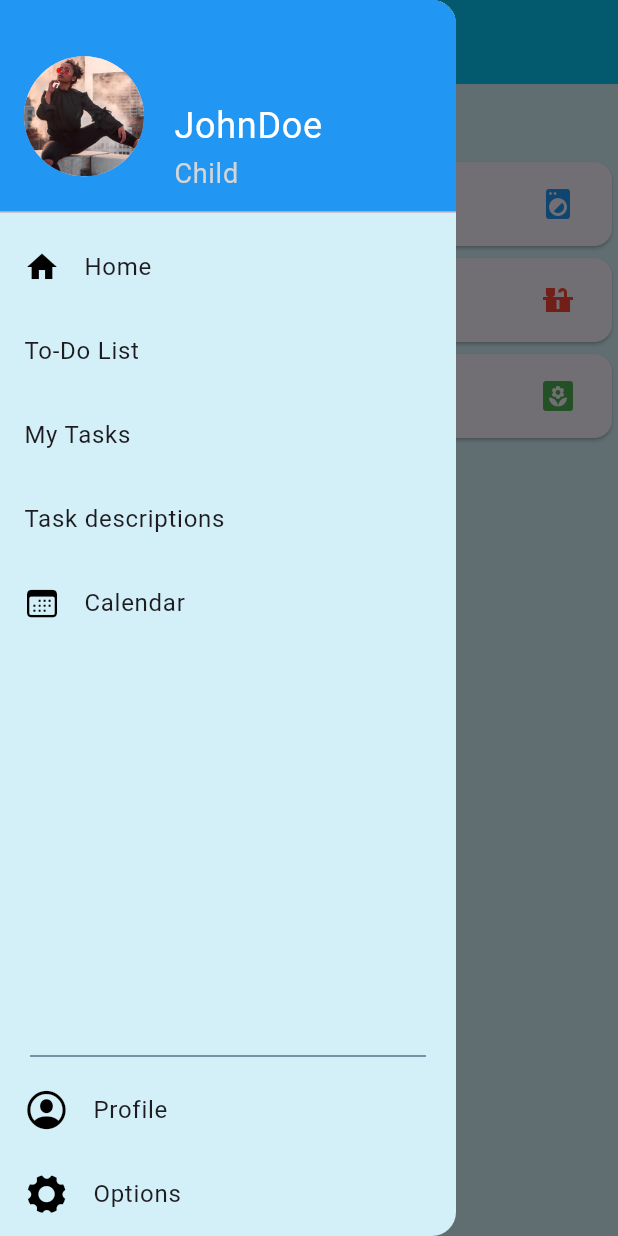
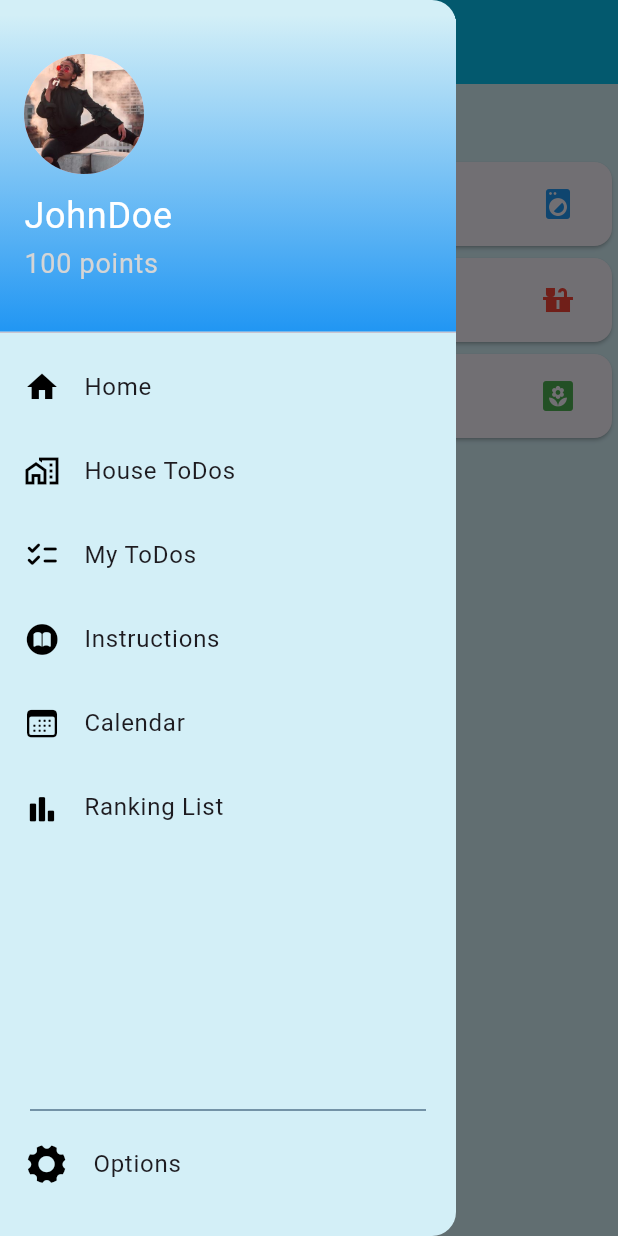
Before and after one commit to Hafsa993/HouseholdKnowledgeBase, a Flutter app: the TasksScreen screen opened directly, with the side drawer open, on a phone screen of 412 x 824 dp. Run offline on Flutter 3.47's test engine with Material 3 defaults, Android fonts, the phone set to English and light mode, and no system bars; our stand-ins replace fl_chart, flutter_animate, flutter_calendar_carousel, image_picker.

Commit message:
a lot of stuff, instruction screen, ass incstruction doesn't work at the moment

```diff
--- a/household_knwoledge_app/lib/main.dart
+++ b/household_knwoledge_app/lib/main.dart
@@ -2,6 +2,8 @@ import 'package:flutter/material.dart';
 import 'package:household_knwoledge_app/models/user_provider.dart';
 import 'package:provider/provider.dart';
 import 'models/task_provider.dart';
+import 'models/task_descriptions_model.dart';
+import 'models/task_descriptions_provider.dart';
 import 'screens/home_screen.dart';
 //hi
 void main() async {
@@ -10,7 +12,8 @@ void main() async {
     MultiProvider(
       providers: [
         ChangeNotifierProvider(create: (_) => TaskProvider()),
-        ChangeNotifierProvider(create: (_) => UserProvider())
+        ChangeNotifierProvider(create: (_) => UserProvider()),
+        ChangeNotifierProvider(create: (_) => TaskDescriptorProvider()),
         // You can add UserProvider here if needed
       ],
       child: const HouseholdApp(),
--- a/household_knwoledge_app/lib/models/task_descriptions_model.dart
+++ b/household_knwoledge_app/lib/models/task_descriptions_model.dart
@@ -16,16 +16,6 @@ class TaskDescriptor {
   });
 }
 
-class TaskDescriptorProvider {
-
-  List<TaskDescriptor> descriptors = [
-    TaskDescriptor(title: 'Laundry', instructions: 'Instructions on how to do laundry...', category: 'Cleaning', icon: Icons.local_laundry_service),
-    TaskDescriptor(title: 'Cooking', instructions: 'Instructions on basic cooking...', category: 'Cooking',  icon: Icons.countertops),
-    TaskDescriptor(title: 'Gardening', instructions: 'Instructions on gardening...', category: 'Garden', icon: Icons.yard),
-  ];
-
-
-}
 Color categoryColor(String category){
   switch(category){
     case 'Cooking': return Colors.red;
--- /dev/null
+++ b/household_knwoledge_app/lib/models/task_descriptions_provider.dart
@@ -0,0 +1,22 @@
+import 'package:flutter/material.dart';
+import 'package:household_knwoledge_app/models/task_descriptions_model.dart';
+
+class TaskDescriptorProvider with ChangeNotifier{
+
+  List<TaskDescriptor> descriptors = [
+    TaskDescriptor(title: 'Laundry', instructions: 'Instructions on how to do laundry...', category: 'Cleaning', icon: Icons.local_laundry_service),
+    TaskDescriptor(title: 'Cooking', instructions: 'Instructions on basic cooking...', category: 'Cooking',  icon: Icons.countertops),
+    TaskDescriptor(title: 'Gardening', instructions: 'Instructions on gardening...', category: 'Garden', icon: Icons.yard),
+  ];
+
+  void addTaskDescriptor (TaskDescriptor descriptor) {
+    descriptors.add(descriptor);
+    notifyListeners();
+  }
+
+  int getLength() {
+    return descriptors.length;
+  }
+
+
+}
--- a/household_knwoledge_app/lib/models/user_provider.dart
+++ b/household_knwoledge_app/lib/models/user_provider.dart
@@ -50,6 +50,10 @@ class UserProvider with ChangeNotifier {
       notifyListeners();
     }
   }
+  User getCurrUser() {
+    return _currUsers.firstWhere((user) => user.username == 'JohnDoe');
+  }
+
 
   // Additional methods as needed...
 }
--- /dev/null
+++ b/household_knwoledge_app/lib/screens/add_task_description_screen.dart
@@ -0,0 +1,80 @@
+import 'package:flutter/material.dart';
+import 'package:household_knwoledge_app/models/task_descriptions_model.dart';
+import 'package:household_knwoledge_app/models/task_descriptions_provider.dart';
+import 'package:provider/provider.dart';
+
+class AddTaskDescriptionScreen extends StatefulWidget{
+  const AddTaskDescriptionScreen({super.key});
+
+  @override
+  State<AddTaskDescriptionScreen> createState() => _AddTaskDescriptionScreenState();
+}
+
+class _AddTaskDescriptionScreenState extends State<AddTaskDescriptionScreen> {
+  String _title = '';
+  String? _category;
+  String _instructions = '';
+
+  @override
+  Widget build(BuildContext context) {
+
+    return Scaffold(
+      appBar: AppBar(
+        backgroundColor: Color.fromARGB(255, 6, 193, 240),
+        title: Text('Add Instruction'),
+      ),
+      body: Column(
+        crossAxisAlignment: CrossAxisAlignment.end,
+        children: [
+          TextField(
+            decoration: InputDecoration(
+              hintText: 'Title of the instruction',
+            ),
+            onChanged: (text) {
+              _title = text;
+            }
+          ),
+
+          DropdownButtonFormField<String>(
+                decoration: InputDecoration(
+                  labelText: 'Category',
+                  border: OutlineInputBorder(),
+                ),
+                value: _category,
+                items: categories.map((String category) {
+                  return DropdownMenuItem<String>(
+                    value: category,
+                    child: Text(category),
+                  );
+                }).toList(),
+                onChanged: (String? newValue) {
+                  setState(() {
+                    _category = newValue;
+                    // Reset assigned user if category changes
+
+                  });
+                },
+                validator: (value) => value == null ? 'Please select a category' : null,
+              ),
+
+          TextField(
+            decoration: InputDecoration(
+              hintText: 'Type instructions here',
+            ),
+            onChanged: (text) {
+              _instructions = text;
+            }
+          ),
+
+          ElevatedButton(onPressed: () {
+            TaskDescriptor task = TaskDescriptor(title: _title, category: _category!, instructions: _instructions);
+            Provider.of<TaskDescriptorProvider>(context, listen: false).addTaskDescriptor(task);
+            print('${Provider.of<TaskDescriptorProvider>(context, listen: false).getLength()}');
+          },
+            child: Text('Add new instructions'),
+          ),
+        ],
+      ),
+    );
+  }
+}
--- a/household_knwoledge_app/lib/screens/my_tasks_screen.dart
+++ b/household_knwoledge_app/lib/screens/my_tasks_screen.dart
@@ -28,7 +28,7 @@ class MyTasksScreen extends StatelessWidget {
       backgroundColor:  Color.fromARGB(255, 211, 239, 247),
       appBar: AppBar(
         backgroundColor:  Color.fromARGB(255, 6, 193, 240),
-        title:  Text('My Tasks'),
+        title:  Text('My ToDos'),
       ),
       drawer:  MenuDrawer(),
       body: Padding(
--- a/household_knwoledge_app/lib/screens/profile_screen.dart
+++ b/household_knwoledge_app/lib/screens/profile_screen.dart
@@ -222,7 +222,7 @@ class _ProfileScreenState extends State<ProfileScreen> {
                 ElevatedButton(
                   onPressed: () => _showExitConfirm(context),
                   style: ElevatedButton.styleFrom(backgroundColor: Colors.red),
-                  child: const Text("Exit Account"),
+                  child: const Text("Exit Account", style: TextStyle(color: Colors.white),),
                 ),
               ],
             ),
--- a/household_knwoledge_app/lib/screens/ranking_screen.dart
+++ b/household_knwoledge_app/lib/screens/ranking_screen.dart
@@ -8,7 +8,7 @@ class RankingScreen extends StatelessWidget {
 
 
 
-   const RankingScreen({super.key});
+  const RankingScreen({super.key});
 
   @override
   Widget build(BuildContext context) {
--- a/household_knwoledge_app/lib/screens/tasks_screen.dart
+++ b/household_knwoledge_app/lib/screens/tasks_screen.dart
@@ -1,5 +1,8 @@
 import 'package:flutter/material.dart';
 import 'package:household_knwoledge_app/models/task_descriptions_model.dart';
+import 'package:household_knwoledge_app/models/task_descriptions_provider.dart';
+import 'package:household_knwoledge_app/screens/add_task_description_screen.dart';
+import 'package:household_knwoledge_app/screens/task_description_screen.dart';
 import '../widgets/menu_drawer.dart';
 
 class TasksScreen extends StatefulWidget {
@@ -21,12 +24,17 @@ class _TasksScreenState extends State<TasksScreen> {
     return Scaffold(
       backgroundColor: Color.fromARGB(255, 211, 239, 247),
       appBar: AppBar(backgroundColor: Color.fromARGB(255, 6, 193, 240),
-        title: const Text('Task Descriptions'),
+        title: const Text('Instructions'),
       ),
       drawer: const MenuDrawer(),
       body: Column(
         mainAxisAlignment: MainAxisAlignment.center,
         children: [
+          Row(
+            //crossAxisAlignment: CrossAxisAlignment.start,
+            children: [
+              Text('Filter by category: ', style: TextStyle(fontSize: 16)),
+              SizedBox(width: 10),
               DropdownButton(
                 value: dropdownvalue,
                 items: selectableCategories.map((String items) {
@@ -42,6 +50,8 @@ class _TasksScreenState extends State<TasksScreen> {
                     });
                   },
               ),
+            ],
+          ),
           Expanded(child:
             ListView.builder(
               shrinkWrap: true,
@@ -55,26 +65,28 @@ class _TasksScreenState extends State<TasksScreen> {
                     iconColor:  categoryColor(descriptor.category),
                     title: Text(descriptor.title),
                     onTap: () {
-                      showDialog(
-                        context: context,
-                        builder: (context) {
-                          return AlertDialog(
-                            title: Text(descriptor.title),
-                            content: Text(descriptor.instructions),
-                            actions: [
-                              TextButton(
-                                onPressed: () => Navigator.pop(context),
-                                child: const Text('Close'),
+                      Navigator.push(
+                        context,
+                        MaterialPageRoute(
+                          builder: (context) => TaskDescriptionScreen(task: descriptor),
                         ),
-                            ],
-                          );
-                        },
                       );
                     },
                   ),
                 );
               },
             ),
+          ),
+          ElevatedButton(
+            child: Text('Add Instruction'),
+            onPressed: () {
+              Navigator.push(
+                context,
+                MaterialPageRoute(
+                  builder: (context) => AddTaskDescriptionScreen(),
+                ),
+              );
+            },
           ),
         ]
       ),
--- a/household_knwoledge_app/lib/screens/todo_list_screen.dart
+++ b/household_knwoledge_app/lib/screens/todo_list_screen.dart
@@ -17,7 +17,7 @@ class ToDoListScreen extends StatelessWidget {
     return Scaffold(
       backgroundColor: Color.fromARGB(255, 211, 239, 247),
       appBar: AppBar(backgroundColor: Color.fromARGB(255, 6, 193, 240),
-        title: const Text('All To-Dos'),
+        title: const Text('House ToDos'),
       ),
       drawer: const MenuDrawer(),
       body: ListView.builder(
--- a/household_knwoledge_app/lib/widgets/menu_drawer.dart
+++ b/household_knwoledge_app/lib/widgets/menu_drawer.dart
@@ -8,12 +8,18 @@ import '../screens/tasks_screen.dart';
 import '../screens/calendar_screen.dart';
 import '../screens/profile_screen.dart';
 import '../screens/options_screen.dart';
+import 'package:household_knwoledge_app/models/user_provider.dart';
+import 'package:provider/provider.dart';
+import '../models/user_model.dart';
 
 class MenuDrawer extends StatelessWidget {
   const MenuDrawer({super.key});
 
   @override
   Widget build(BuildContext context) {
+    final userProvider = Provider.of<UserProvider>(context);
+    User currUser = userProvider.getCurrUser();
+
     return Drawer(
       backgroundColor: Color.fromARGB(255, 211, 239, 247),
       child: Column(
@@ -22,35 +28,50 @@ class MenuDrawer extends StatelessWidget {
           Expanded(
             flex: 2,
             child: ListView(
+              padding: const EdgeInsets.symmetric(vertical: 10),
               children: [
                 SizedBox(
-                  height: 150,
-                  // enable clicking on the avatar and name, add a log out function? remove the profile option
-                  child: const DrawerHeader(
-                    decoration: BoxDecoration(color: Colors.blue),
+                  height: 220,
+                  // This draws the header of the menu containing the profile
+                  child: DrawerHeader(
+                    decoration: BoxDecoration(
+                      color: Colors.blue,
+                      gradient: LinearGradient(
+                        begin: Alignment.bottomCenter,
+                        end: Alignment.topCenter,
+                        colors: [Colors.blue, Color.fromARGB(255, 211, 239, 247)],
+                      ),
+                    ),
                     child: Stack(
                       children: [
                         Positioned(
                           top:10,
-                          child: Row(
+                          child: Column(
+                            crossAxisAlignment: CrossAxisAlignment.start,
                             children: [
-                              CircleAvatar(
-                                radius: 40,
-                                backgroundImage: AssetImage("lib/assets/f.jpeg"),
+                              GestureDetector(
+                                onTap: () {
+                                  Navigator.pushReplacement(context, MaterialPageRoute(builder: (_) => ProfileScreen()));
+                                },
+                                child: CircleAvatar(
+                                  radius: 40,
+                                  backgroundImage: AssetImage("lib/assets/f.jpeg"),
+                                ),
                               ),
-                              SizedBox(width: 20,),
-                              Column(
-                                crossAxisAlignment: CrossAxisAlignment.start,
-                                children: [
-                                  SizedBox(height: 40,),
-                                  Text('JohnDoe', style: TextStyle(color: Colors.white, fontSize: 24)),
-                                  Text('Child', style: TextStyle(color: Color.fromARGB(255, 213, 213, 213), fontSize: 18))
-                                ],
+                              SizedBox(height: 10,),
+
+                              GestureDetector(
+                                onTap: () {
+                                  Navigator.pushReplacement(context, MaterialPageRoute(builder: (_) => ProfileScreen()));
+                                },
+                                child: Text(currUser.username, style: TextStyle(color: Colors.white, fontSize: 24))
                               ),
+                              Text('${currUser.points} points', style: TextStyle(color: Color.fromARGB(255, 213, 213, 213), fontSize: 18)),
                             ],
                           ),
                         )
-                      ],),
+                      ],
+                    ),
                   ),
                 ),
                 ListTile(
@@ -64,19 +85,31 @@ class MenuDrawer extends StatelessWidget {
                   },
                 ),
                 ListTile(
-                  title: const Text('To-Do List'),
+                  leading: const Icon(
+                      Icons.maps_home_work_outlined,
+                      color: Color.fromARGB(255, 0, 0, 0),
+                    ),
+                  title: const Text('House ToDos'),
                   onTap: () {
                     Navigator.pushReplacement(context, MaterialPageRoute(builder: (_) => const ToDoListScreen()));
                   },
                 ),
                 ListTile(
-                  title: const Text('My Tasks'),
+                  leading: const Icon(
+                      Icons.checklist_rounded,
+                      color: Color.fromARGB(255, 0, 0, 0),
+                    ),
+                  title: const Text('My ToDos'),
                   onTap: () {
                     Navigator.pushReplacement(context, MaterialPageRoute(builder: (_) => MyTasksScreen()));
                   },
                 ),
                 ListTile(
-                  title: const Text('Task descriptions'),
+                  leading: const Icon(
+                      CupertinoIcons.book_circle_fill,
+                      color: Color.fromARGB(255, 0, 0, 0),
+                    ),
+                  title: const Text('Instructions'),
                   onTap: () {
                     Navigator.pushReplacement(context, MaterialPageRoute(builder: (_) => TasksScreen()));
                   },
@@ -96,7 +129,7 @@ class MenuDrawer extends StatelessWidget {
                       CupertinoIcons.chart_bar_alt_fill,
                       color: Color.fromARGB(255, 0, 0, 0),
                     ),
-                  title: const Text('Ranking'),
+                  title: const Text('Ranking List'),
                   onTap: () {
                     Navigator.pushReplacement(context, MaterialPageRoute(builder: (_) =>  RankingScreen()));
                   },
@@ -107,7 +140,7 @@ class MenuDrawer extends StatelessWidget {
             ),
           ),
           Expanded(
-            flex: 2,
+            flex: 1,
             child:
             Align(
               alignment: Alignment.bottomLeft,
@@ -116,6 +149,7 @@ class MenuDrawer extends StatelessWidget {
                 children: [
                   SizedBox(height: 30,),
               Divider(indent: 20, endIndent: 20, color: const Color.fromARGB(255, 83, 115, 140)),
+                  /* // profile as a menu tab
                   ListTile(
                     leading: const Icon(
                         CupertinoIcons.person_crop_circle,
@@ -126,7 +160,7 @@ class MenuDrawer extends StatelessWidget {
                     onTap: () {
                       Navigator.pushReplacement(context, MaterialPageRoute(builder: (_) => ProfileScreen()));
                     },
-                  ),
+                  ), */
                   // align needed?
                   ListTile(
                     leading: const Icon(
@@ -139,7 +173,8 @@ class MenuDrawer extends StatelessWidget {
                       Navigator.pushReplacement(context, MaterialPageRoute(builder: (_) => OptionsScreen()));
                     },
                   ),
-                        ],),
+
+                    SizedBox(height: 20,)],),
             )),
 
         ],
```
Also changed, not shown: household_knwoledge_app/lib/screens/task_description_screen.dart (added, +34 -0 lines). Lines whose indentation alone changed are shown as unchanged.
